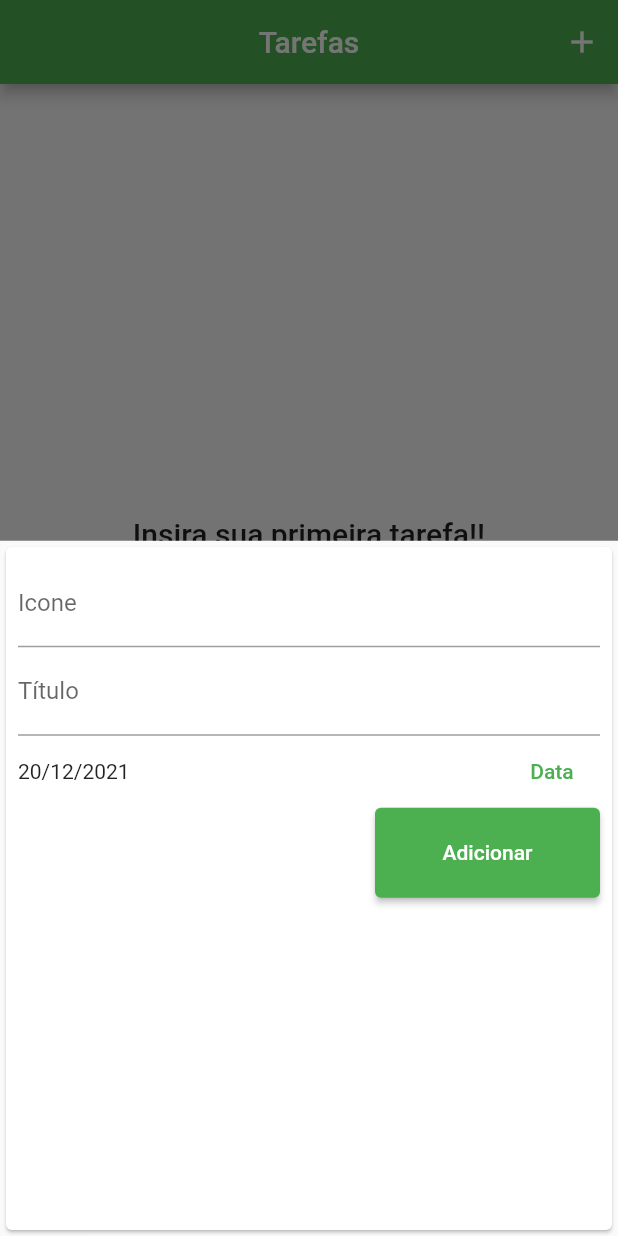
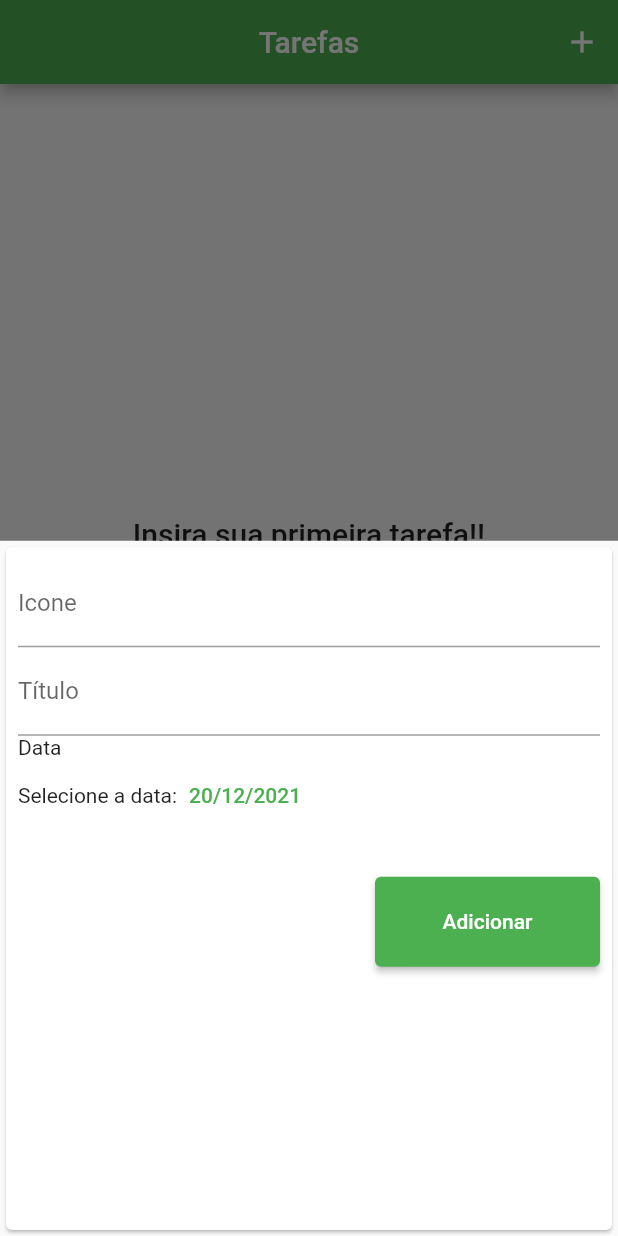
Before and after one commit to heloeng/Diario_De_Tarefas, a Flutter app: the screen it shows after launch, after a tap on the "add" icon, on a phone screen of 412 x 824 dp. Run offline on Flutter 3.47's test engine with Material 2 defaults, Android fonts, the phone set to English and light mode, and no system bars.

Commit message:
layoutData

```diff
--- a/lib/components/transaction_form.dart
+++ b/lib/components/transaction_form.dart
@@ -3,10 +3,8 @@
 import 'package:flutter/material.dart';
 import 'package:intl/intl.dart';
 
-
 class TransactionForm extends StatefulWidget {
   final void Function(String, String, DateTime) onSubmit;
-
 
   TransactionForm(this.onSubmit);
 
@@ -19,9 +17,7 @@ class _TransactionFormState extends State<TransactionForm> {
   final _iconeController = TextEditingController();
   DateTime _selectedDate = DateTime.now();
 
-
   _submitForm() {
-
     //passo essas informações atraves dos parametros do submit
     final icone = _iconeController.text;
     final title = _titleController.text;
@@ -35,7 +31,6 @@ class _TransactionFormState extends State<TransactionForm> {
 
   _showDatePicker() {
     showDatePicker(
-
       context: context,
       //mostrar a data inicial: agora
       initialDate: DateTime.now(),
@@ -43,7 +38,6 @@ class _TransactionFormState extends State<TransactionForm> {
       firstDate: DateTime.now(),
       //pode selecionar ate data futura
       lastDate: DateTime(2025),
-
     ).then(
       (pickedDate) {
         if (pickedDate == null) {
@@ -52,6 +46,9 @@ class _TransactionFormState extends State<TransactionForm> {
 
         setState(() {
           _selectedDate = pickedDate;
+
+          ////INSERIR AQUI////////////NOVO///////////////
+          // _selectedDate.data = DateFormat.yMd().format(_selectedDate);
         });
       },
     );
@@ -78,28 +75,32 @@ class _TransactionFormState extends State<TransactionForm> {
                 labelText: 'Título',
               ),
             ),
-
+            Column(
+              crossAxisAlignment: CrossAxisAlignment.stretch,
+              children: [
+                Text("Data"),
                 Row(
                   children: [
-                Expanded(
+                    Text("Selecione a data:"),
+                    TextButton(
                       child: Text(
                         _selectedDate == null
                             ? "Nenhuma data selecionada"
-                        : DateFormat('dd/MM/y').format(_selectedDate),
+                            : DateFormat('dd/MM/yyyy').format(_selectedDate),
                       ),
-                ),
-                TextButton(
-                  child: Text('Data'),
                       //chama a função de data
                       onPressed: _showDatePicker,
                     ),
                   ],
                 ),
-
+              ],
+            ),
+            SizedBox(
+              height: 30,
+            ),
             Row(
               mainAxisAlignment: MainAxisAlignment.end,
               children: [
-
                 ElevatedButton(
                   onPressed: _submitForm,
                   child: Text('Adicionar'),
@@ -110,7 +111,6 @@ class _TransactionFormState extends State<TransactionForm> {
                         if (states.contains(MaterialState.pressed)) {
                           return Colors.amber[900];
                         }
-
                       },
                     ),
                   ),
--- a/lib/components/transaction_list.dart
+++ b/lib/components/transaction_list.dart
@@ -14,7 +14,6 @@ class TransactionList extends StatelessWidget {
   Widget build(BuildContext context) {
     return Container(
       height: 600,
-
       child: transactions.isEmpty
           ? Center(
               child: Column(
@@ -30,15 +29,11 @@ class TransactionList extends StatelessWidget {
               ),
             )
           : ListView.builder(
-
               itemCount: transactions.length,
-
               itemBuilder: (ctx, index) {
                 //pegando o index que foi passado
 
                 final tr = transactions[index];
-
-
 
                 return Card(
                   elevation: 10,
@@ -62,7 +57,7 @@ class TransactionList extends StatelessWidget {
 
                     trailing: Text(
                       //foi inserido no pubspec essa dependência: ** intl: ^0.17.0 ** para usar o formato de data e hora
-                      DateFormat('d MMM').format(tr.date),
+                      DateFormat('dd MMM yyyy').format(tr.date),
 
                       style: TextStyle(
                         fontSize: 16,
```
Lines whose indentation alone changed are shown as unchanged.
